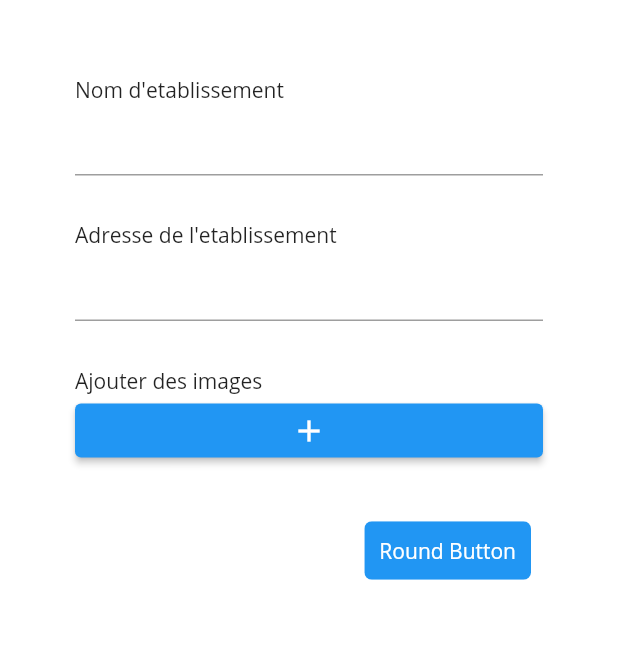
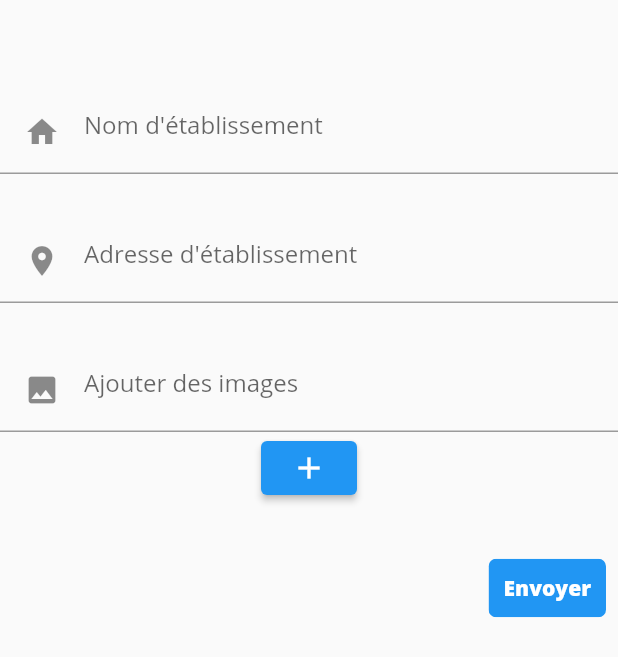
Before and after one commit to moncefabel/my_event, a Flutter app: the LocationReference screen opened directly, on a phone screen of 412 x 824 dp. Shown: the top 657 px of the screen. Run offline on Flutter 3.47's test engine with Material 2 defaults, Android fonts, the phone set to English and light mode, and no system bars; our stand-ins replace flutter_svg, get_it, image_picker, responsive_builder, shared_preferences; missing offline and left inert: dart:html; accounts and stored records are empty.

Commit message:
Modification de l'affichage du bouton 'Submit'

```diff
--- a/app_web/lib/Widgets/Call_To_Action/call_to_action.dart
+++ b/app_web/lib/Widgets/Call_To_Action/call_to_action.dart
@@ -12,8 +12,8 @@ class CallToAction extends StatelessWidget {
   @override
   Widget build(BuildContext context) {
     return ScreenTypeLayout(
-      mobile: CallToActionMobile(title, refLocation),
-      tablet: CallToActionTabletDesktop(title, refLocation),
+      mobile: CallToActionMobile(title, connectionRoute),
+      tablet: CallToActionTabletDesktop(title, connectionRoute),
     ).showCursorOnHover.moveUpOnHover;
   }
 }
--- a/app_web/lib/features/auth/services/auth_service.dart
+++ b/app_web/lib/features/auth/services/auth_service.dart
@@ -7,6 +7,7 @@ import 'package:app_web/constants/app_colors.dart';
 import 'package:app_web/constants/utils.dart';
 import 'package:app_web/models/proprio.dart';
 import 'package:app_web/views/Etablissements/etb_screen.dart';
+import 'package:app_web/views/Location_Reference/location_reference.dart';
 import 'package:flutter/material.dart';
 import 'package:http/http.dart' as http;
 import 'package:provider/provider.dart';
@@ -74,7 +75,7 @@ class AuthService {
             Navigator.pushAndRemoveUntil(
               context,
               MaterialPageRoute(
-                builder:(_) => const EtbScreen(),
+                builder:(_) => const LocationReference(),
               ),
               (route) => false,
             );
@@ -138,7 +139,7 @@ class AuthService {
       //       );
       //     });
     } catch (e) {
-      showSnackBar(context, e.toString());
+      // showSnackBar(context, e.toString());
     }
   }
 }
--- a/app_web/lib/views/Location_Reference/location_reference.dart
+++ b/app_web/lib/views/Location_Reference/location_reference.dart
@@ -5,6 +5,8 @@ import 'dart:io';
 import 'package:flutter/foundation.dart';
 import 'package:flutter/material.dart';
 import 'package:image_picker/image_picker.dart';
+
+import '../../constants/app_colors.dart';
 
 class LocationReference extends StatefulWidget {
   const LocationReference({super.key});
@@ -48,26 +50,61 @@ class _LocationReferenceState extends State<LocationReference> {
 
   @override
   Widget build(BuildContext context) {
-    return Stack(children: [
-      Container(
-        color: Colors.white,
+    return Scaffold(
+      body: Center(
+        child: Column(
+        mainAxisAlignment: MainAxisAlignment.start,
+        children: [
+          SizedBox(
+            width: 1000,
+            child: Column(
+              children:
+              [
+                Padding(padding: EdgeInsets.all(30)),
+
+            TextFormField(
+              textInputAction: TextInputAction.next,
+              cursorColor: primaryColor,
+              decoration: const InputDecoration(
+                hintText: "Nom d'établissement",
+                prefixIcon: Padding(
+                  padding: EdgeInsets.all(defaultPadding),
+                  child: Icon(Icons.home),
                 ),
-      ListView(
-        padding: const EdgeInsets.all(50),
-        scrollDirection: Axis.vertical,
-        children: [
-          const Text('Nom d\'etablissement'),
-          const TextField(),
+              ),
+            ),
+
             const Padding(padding: EdgeInsets.only(top: 30)),
-          const Text('Adresse de l\'etablissement'),
-          const TextField(),
+            TextFormField(
+              textInputAction: TextInputAction.next,
+              cursorColor: primaryColor,
+              decoration: const InputDecoration(
+                hintText: "Adresse d'établissement",
+                prefixIcon: Padding(
+                  padding: EdgeInsets.all(defaultPadding),
+                  child: Icon(Icons.location_on),
+                ),
+              ),
+            ),
             const Padding(padding: EdgeInsets.only(top: 30)),
-          const Text('Ajouter des images'),
+            TextFormField(
+              textInputAction: TextInputAction.next,
+              cursorColor: primaryColor,
+              decoration: const InputDecoration(
+                hintText: "Ajouter des images",
+                prefixIcon: Padding(
+                  padding: EdgeInsets.all(defaultPadding),
+                  child: Icon(Icons.image),
+                ),
+              ),
+            ),
             ElevatedButton(
                 onPressed: () {
                   _pickImage();
                 },
-              child: const Icon(Icons.add)),
+                child: const Icon(Icons.add)
+            ),
+
             const Padding(padding: EdgeInsets.only(top: 30)),
             ButtonBar(
               layoutBehavior: ButtonBarLayoutBehavior.constrained,
@@ -80,16 +117,24 @@ class _LocationReferenceState extends State<LocationReference> {
                       color: Colors.blue,
                       padding: const EdgeInsets.all(10.0),
                       child: const Text(
-                      'Round Button',
-                      style: TextStyle(color: Colors.white),
+                        'Envoyer',
+                        textAlign: TextAlign.center,
+                        overflow: TextOverflow.ellipsis,
+                        style: const TextStyle(fontWeight: FontWeight.bold,
+                        color: Colors.white),
+                      )
+                    )
+                  )
+                )
+              ]
+            )
+            ]
+            )
+          )
+        ]
         ),
       ),
-                ),
-              )
-            ],
-          )
-        ],
-      ),
-    ]);
+    );
+
 }
 }
```
Also changed, not shown: app_web/lib/main.dart (+0 -57 lines), app_web/lib/views/Connection/connection.view.dart (renamed from app_web/lib/views/Connection/connectioc.view.dart, +7 -4 lines), 3 other files. Lines whose indentation alone changed are shown as unchanged.
